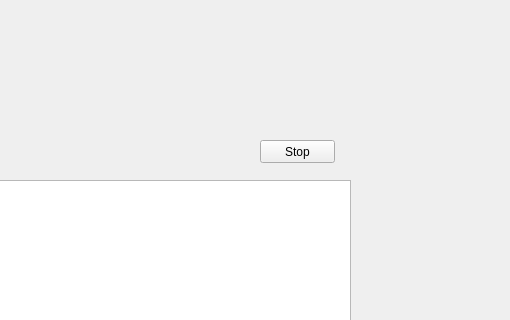
Before: the Qt Designer form widget.ui in Naxisigut/TestForAudioDevice, drawn with Qt 5; both pictures show x 290 to 800 and y 0 to 320 of the 800 by 600 pixel window.
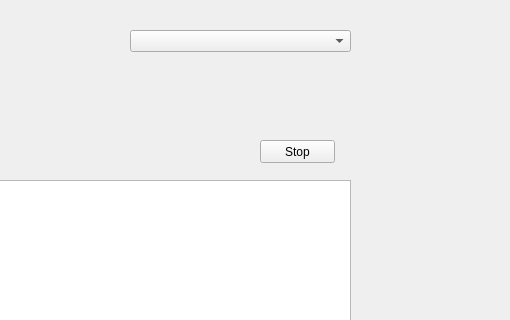
After: the same form once the commit is applied.

```diff
--- a/widget.ui
+++ b/widget.ui
@@ -59,6 +59,16 @@
     <string>Stop</string>
    </property>
   </widget>
+  <widget class="QComboBox" name="outputListCombox">
+   <property name="geometry">
+    <rect>
+     <x>420</x>
+     <y>30</y>
+     <width>221</width>
+     <height>22</height>
+    </rect>
+   </property>
+  </widget>
  </widget>
  <resources/>
  <connections/>
```
